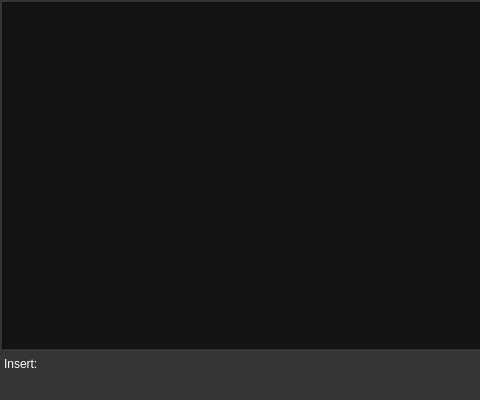
This is commitpad.ui in switch625/commitpad as Qt 5 draws it before an edit; both pictures show x 0 to 480 and y 0 to 400 of the 733 by 400 pixel window. The edited form follows.
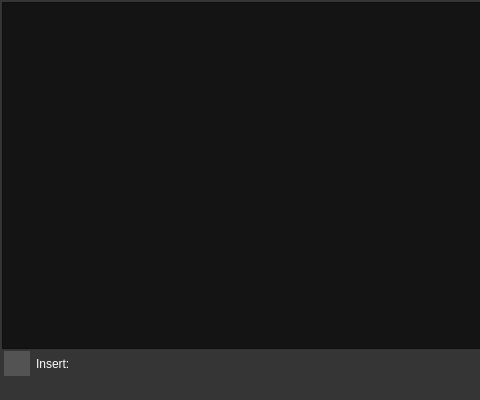
This is the edited form. Custom widgets are drawn as their Qt base class.

Commit message: Added settings button and dialog

```diff
--- a/commitpad.ui
+++ b/commitpad.ui
@@ -539,6 +539,34 @@
        <property name="bottomMargin">
         <number>0</number>
        </property>
+       <item>
+        <widget class="QToolButton" name="settingsButton">
+         <property name="sizePolicy">
+          <sizepolicy hsizetype="Preferred" vsizetype="Preferred">
+           <horstretch>0</horstretch>
+           <verstretch>0</verstretch>
+          </sizepolicy>
+         </property>
+         <property name="styleSheet">
+          <string notr="true">background-color:#535353;color:white</string>
+         </property>
+         <property name="text">
+          <string notr="true"/>
+         </property>
+         <property name="iconSize">
+          <size>
+           <width>18</width>
+           <height>18</height>
+          </size>
+         </property>
+         <property name="toolButtonStyle">
+          <enum>Qt::ToolButtonIconOnly</enum>
+         </property>
+         <property name="autoRaise">
+          <bool>true</bool>
+         </property>
+        </widget>
+       </item>
        <item>
         <widget class="QLabel" name="insertLabel">
          <property name="text">
```
The commit also changes 9 other files.
